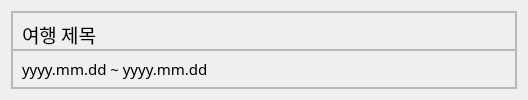
The window that code/ui/save_schedule_item.ui (EON-DC/gwd_travel_planner) describes before a commit, drawn with Qt 5.
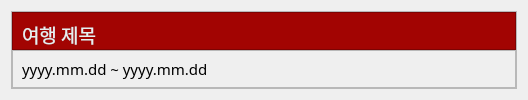
The same window after the commit.

```diff
--- a/code/ui/save_schedule_item.ui
+++ b/code/ui/save_schedule_item.ui
@@ -25,6 +25,14 @@
   <property name="windowTitle">
    <string>Form</string>
   </property>
+  <property name="styleSheet">
+   <string notr="true">#frame_2{
+background-color:#a20402;
+}
+#label_schedule_name{
+color: #e8eff0;
+}</string>
+  </property>
   <layout class="QVBoxLayout" name="verticalLayout">
    <item>
     <widget class="QFrame" name="frame">
```
